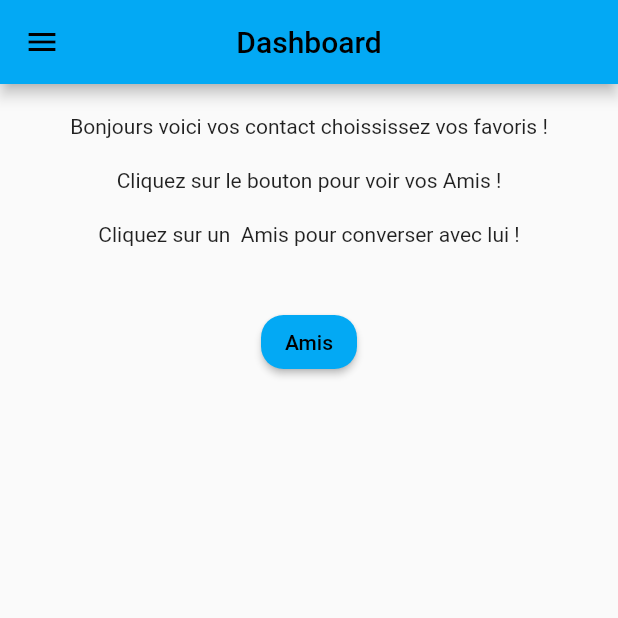
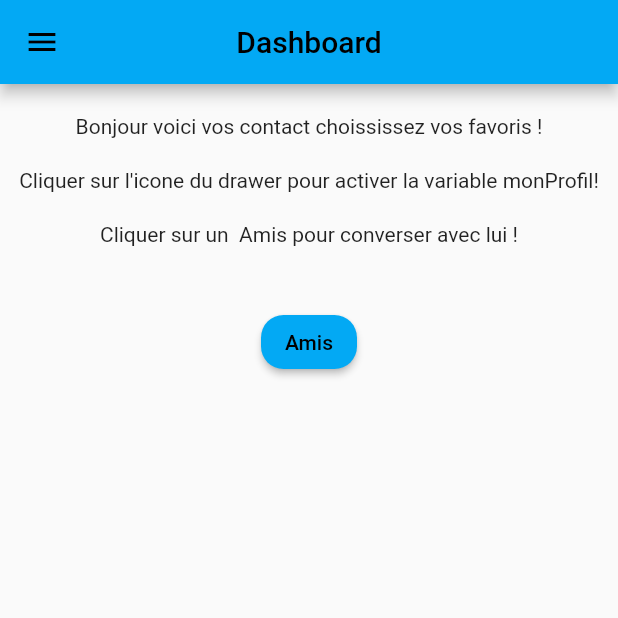
Before and after one commit to AndreClaveria/message_app, a Flutter app: the dashBoard screen opened directly, on a phone screen of 412 x 824 dp, the top half of it. Run offline on Flutter 3.47's test engine with Material 2 defaults, Android fonts, the phone set to English and light mode, and no system bars; our stand-ins replace cloud_firestore, file_picker, firebase_auth, firebase_core, firebase_storage; accounts and stored records are empty; network calls fail.

Commit message:
final push

```diff
--- a/lib/dashboard.dart
+++ b/lib/dashboard.dart
@@ -144,11 +144,11 @@ class dashBoardState extends State<dashBoard>{
     return Column (
       children : [
         SizedBox(height: 20,),
-        Text("Bonjours voici vos contact choississez vos favoris !"),
+        Text("Bonjour voici vos contact choississez vos favoris !"),
         SizedBox(height: 20,),
-        Text ("Cliquez sur le bouton pour voir vos Amis !"),
+        Text ("Cliquer sur l'icone du drawer pour activer la variable monProfil!"),
         SizedBox(height: 20,),
-        Text ("Cliquez sur un  Amis pour converser avec lui !"),
+        Text ("Cliquer sur un  Amis pour converser avec lui !"),
         SizedBox(height: 40,),
         StreamBuilder<QuerySnapshot>(
             stream: FirestoreHelper().fire_user.snapshots(),
--- a/lib/discussion.dart
+++ b/lib/discussion.dart
@@ -1,14 +1,12 @@
-import 'package:cloud_firestore/cloud_firestore.dart';
 import 'package:flutter/cupertino.dart';
 import 'package:flutter/material.dart';
-import 'package:message_app/functions/FirestoreHelper.dart';
 import 'package:message_app/functions/MessageStoreHelper.dart';
 import 'package:message_app/model/Utilisateur.dart';
 import 'package:message_app/messageController.dart';
 import 'package:message_app/variable/lib.dart';
 
 import 'detail.dart';
-import 'model/Message.dart';
+
 
 class discussion extends StatefulWidget{
   Utilisateur user;
```
